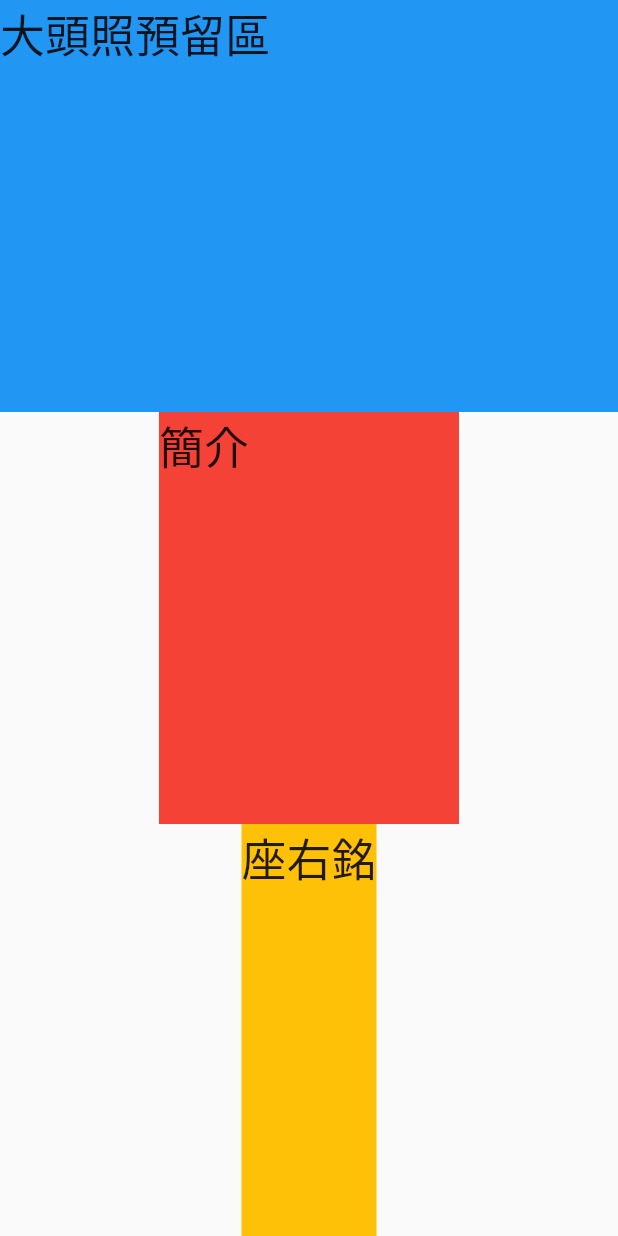
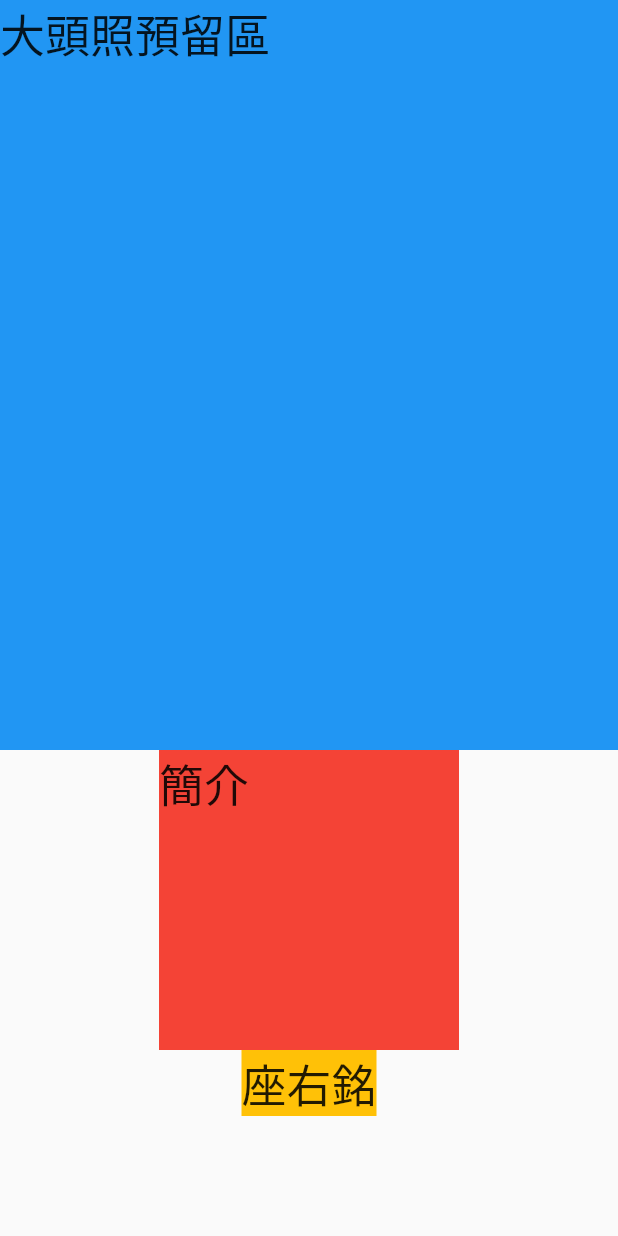
Before and after one commit to atorigin/flutter_book, a Flutter app: the screen it shows after launch, on a phone screen of 412 x 824 dp. Run offline on Flutter 3.47's test engine with Material 2 defaults, Android fonts, the phone set to English and light mode, and no system bars.

Commit message:
練習 3-4-3 SingleChildScrollView

```diff
--- a/ch3/lib/screens/home_screen.dart
+++ b/ch3/lib/screens/home_screen.dart
@@ -37,11 +37,52 @@ class HomeScreen extends StatelessWidget {
     //     ]
     //   ),
     // );
+
+    // 3-4-2 Expanded
+    // return Scaffold(
+    //   body: Column(
+    //     children: [
+    //       Expanded(
+    //         child: Container(
+    //           width: 500,
+    //           height: 500,
+    //           color: Colors.blue,
+    //           child: Text(
+    //             "大頭照預留區",
+    //             style: TextStyle(fontSize: 30),
+    //           ),
+    //         )
+    //       ),
+    //       Expanded(
+    //         child: Container(
+    //           height: 200,
+    //           width: 200,
+    //           color: Colors.red,
+    //           child: Text(
+    //             "簡介",
+    //             style: TextStyle(fontSize: 30),
+    //           ),
+    //         )
+    //       ),
+    //       Expanded(
+    //         child: Container(
+    //           color: Colors.amber,
+    //           child: Text(
+    //             "座右銘",
+    //             style: TextStyle(fontSize: 30),
+    //           ),
+    //         )
+    //       ),
+    //     ],
+    //   )
+    //   );
+
+    // 3-4-3 SingleChildScrollView
     return Scaffold(
-      body: Column(
-        children: [
-          Expanded(
-            child: Container(
+      body: SingleChildScrollView(
+        child: Column(
+          children: [
+            Container(
               width: 500,
               height: 500,
               color: Colors.blue,
@@ -49,30 +90,26 @@ class HomeScreen extends StatelessWidget {
                 "大頭照預留區",
                 style: TextStyle(fontSize: 30),
               ),
-            )
-          ),
-          Expanded(
-            child: Container(
+            ),
+            Container(
+              width: 200,
               height: 200,
-              width: 200,
               color: Colors.red,
               child: Text(
                 "簡介",
                 style: TextStyle(fontSize: 30),
               ),
-            )
-          ),
-          Expanded(
-            child: Container(
+            ),
+            Container(
               color: Colors.amber,
               child: Text(
                 "座右銘",
                 style: TextStyle(fontSize: 30),
               ),
             )
-          ),
-        ],
-      )
-      );
+          ]
+        ),
+      ),
+    );
   }
 }
```
